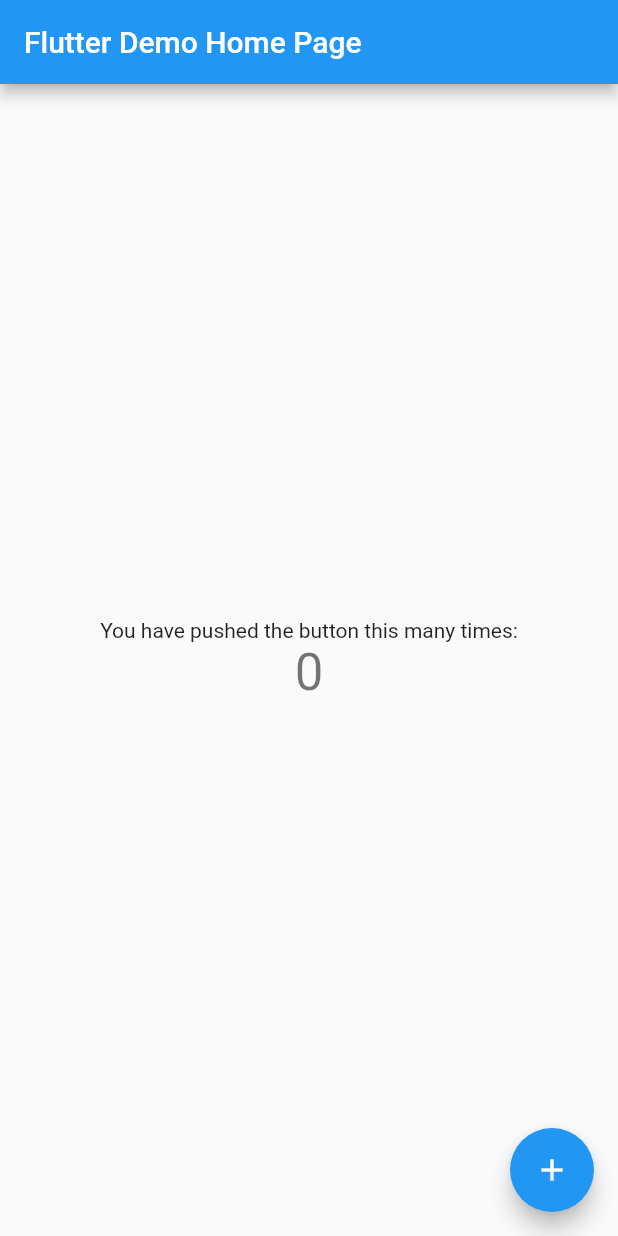
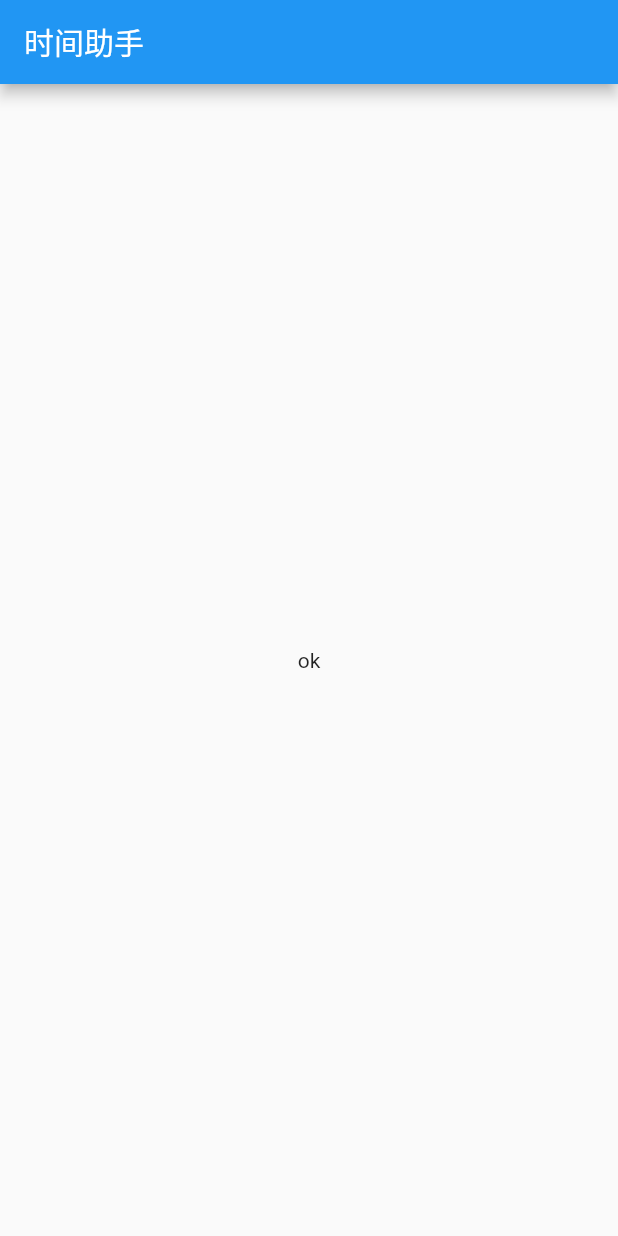
Before and after one commit to jiangtaozy/time-assistant, a Flutter app: the screen it shows after launch, on a phone screen of 412 x 824 dp. Run offline on Flutter 3.47's test engine with Material 2 defaults, Android fonts, the phone set to English and light mode, and no system bars; our stand-ins replace sqflite; accounts and stored records are empty.

Commit message:
home page

```diff
--- /dev/null
+++ b/lib/home.dart
@@ -0,0 +1,29 @@
+/*
+ * Maintained by jemo from 2019.11.14 to now
+ * Created by jemo on 2019.11.14 17:39:20
+ * Home
+ */
+
+import 'package:flutter/material.dart';
+import 'dart:async';
+import 'package:path/path.dart';
+import 'package:sqflite/sqflite.dart';
+
+class Home extends StatefulWidget {
+  @override
+  HomeState createState() => HomeState();
+}
+
+class HomeState extends State<Home> {
+  @override
+  Widget build(BuildContext context) {
+    return Scaffold(
+      appBar: AppBar(
+        title: Text('时间助手'),
+      ),
+      body: Center(
+        child: Text('ok'),
+      ),
+    );
+  }
+}
--- a/lib/main.dart
+++ b/lib/main.dart
@@ -1,111 +1,23 @@
+/*
+ * Maintained by jemo from 2019.11.14 to now
+ * Created by jemo on 2019.11.14 17:29:27
+ * Main
+ */
+
 import 'package:flutter/material.dart';
+import 'home.dart';
 
 void main() => runApp(MyApp());
 
 class MyApp extends StatelessWidget {
-  // This widget is the root of your application.
   @override
   Widget build(BuildContext context) {
     return MaterialApp(
-      title: 'Flutter Demo',
+      title: '时间助手',
       theme: ThemeData(
-        // This is the theme of your application.
-        //
-        // Try running your application with "flutter run". You'll see the
-        // application has a blue toolbar. Then, without quitting the app, try
-        // changing the primarySwatch below to Colors.green and then invoke
-        // "hot reload" (press "r" in the console where you ran "flutter run",
-        // or simply save your changes to "hot reload" in a Flutter IDE).
-        // Notice that the counter didn't reset back to zero; the application
-        // is not restarted.
         primarySwatch: Colors.blue,
       ),
-      home: MyHomePage(title: 'Flutter Demo Home Page'),
+      home: Home(),
     );
   }
 }
-
-class MyHomePage extends StatefulWidget {
-  MyHomePage({Key key, this.title}) : super(key: key);
-
-  // This widget is the home page of your application. It is stateful, meaning
-  // that it has a State object (defined below) that contains fields that affect
-  // how it looks.
-
-  // This class is the configuration for the state. It holds the values (in this
-  // case the title) provided by the parent (in this case the App widget) and
-  // used by the build method of the State. Fields in a Widget subclass are
-  // always marked "final".
-
-  final String title;
-
-  @override
-  _MyHomePageState createState() => _MyHomePageState();
-}
-
-class _MyHomePageState extends State<MyHomePage> {
-  int _counter = 0;
-
-  void _incrementCounter() {
-    setState(() {
-      // This call to setState tells the Flutter framework that something has
-      // changed in this State, which causes it to rerun the build method below
-      // so that the display can reflect the updated values. If we changed
-      // _counter without calling setState(), then the build method would not be
-      // called again, and so nothing would appear to happen.
-      _counter++;
-    });
-  }
-
-  @override
-  Widget build(BuildContext context) {
-    // This method is rerun every time setState is called, for instance as done
-    // by the _incrementCounter method above.
-    //
-    // The Flutter framework has been optimized to make rerunning build methods
-    // fast, so that you can just rebuild anything that needs updating rather
-    // than having to individually change instances of widgets.
-    return Scaffold(
-      appBar: AppBar(
-        // Here we take the value from the MyHomePage object that was created by
-        // the App.build method, and use it to set our appbar title.
-        title: Text(widget.title),
-      ),
-      body: Center(
-        // Center is a layout widget. It takes a single child and positions it
-        // in the middle of the parent.
-        child: Column(
-          // Column is also layout widget. It takes a list of children and
-          // arranges them vertically. By default, it sizes itself to fit its
-          // children horizontally, and tries to be as tall as its parent.
-          //
-          // Invoke "debug painting" (press "p" in the console, choose the
-          // "Toggle Debug Paint" action from the Flutter Inspector in Android
-          // Studio, or the "Toggle Debug Paint" command in Visual Studio Code)
-          // to see the wireframe for each widget.
-          //
-          // Column has various properties to control how it sizes itself and
-          // how it positions its children. Here we use mainAxisAlignment to
-          // center the children vertically; the main axis here is the vertical
-          // axis because Columns are vertical (the cross axis would be
-          // horizontal).
-          mainAxisAlignment: MainAxisAlignment.center,
-          children: <Widget>[
-            Text(
-              'You have pushed the button this many times:',
-            ),
-            Text(
-              '$_counter',
-              style: Theme.of(context).textTheme.display1,
-            ),
-          ],
-        ),
-      ),
-      floatingActionButton: FloatingActionButton(
-        onPressed: _incrementCounter,
-        tooltip: 'Increment',
-        child: Icon(Icons.add),
-      ), // This trailing comma makes auto-formatting nicer for build methods.
-    );
-  }
-}
```
